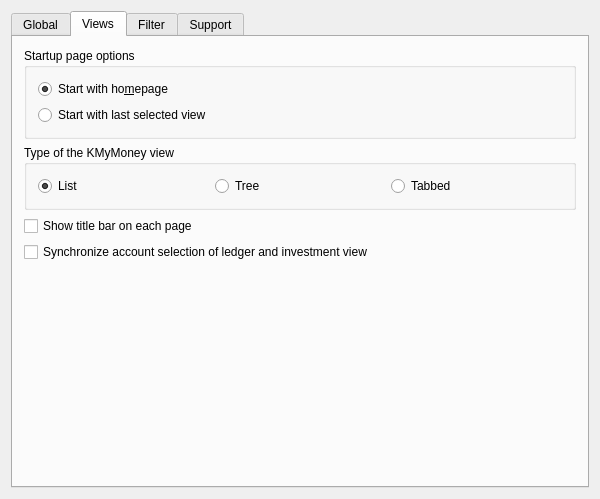
First picture: the form in kmymoney/dialogs/settings/ksettingsgeneral.ui, repository KDE/kmymoney, before the edit.
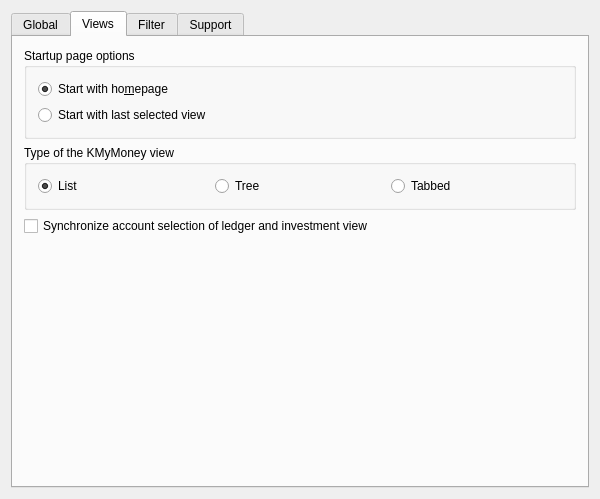
Second picture: the form after the edit. The open tabs and pages were chosen to show the change. Custom widgets are drawn as their Qt base class.

Commit message:
Remove KMyMoneyTitleLabel
KMyMoneyTitleLabel is against modern UI guidelines, needlessly
occupying the app's workspace, while not adding anything in return. On
top of it, its implementation was causing the title's font color or its
background mismatching system theme, which ended up in visual glitches.

– remove KMyMoneyTitleLabel
– reimplement KMyMoneyWizard::setTitle() to set the QDialog's window
title instead.
- also run clang-format on source files

Relates to #16

```diff
--- a/kmymoney/dialogs/settings/ksettingsgeneral.ui
+++ b/kmymoney/dialogs/settings/ksettingsgeneral.ui
@@ -348,13 +348,6 @@
          </layout>
         </widget>
        </item>
-       <item>
-        <widget class="QCheckBox" name="kcfg_showTitleBar">
-         <property name="text">
-          <string>Show title bar on each page</string>
-         </property>
-        </widget>
-       </item>
        <item>
         <widget class="QCheckBox" name="kcfg_syncLedgerInvestment">
          <property name="text">
```
The commit also changes 13 other files.
